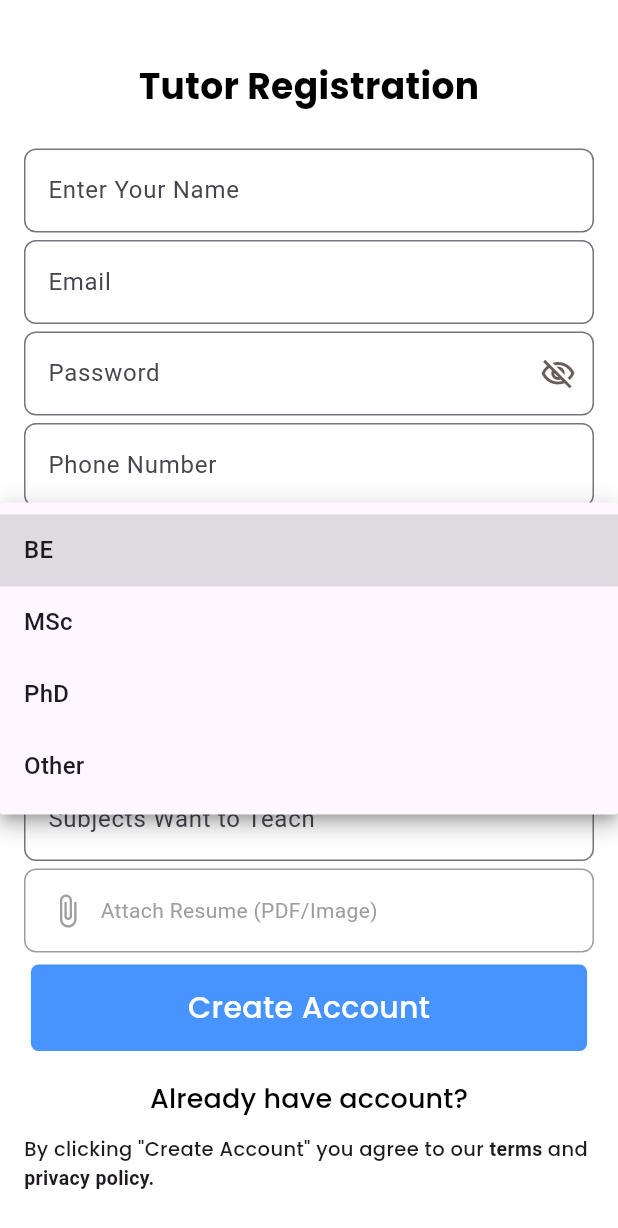
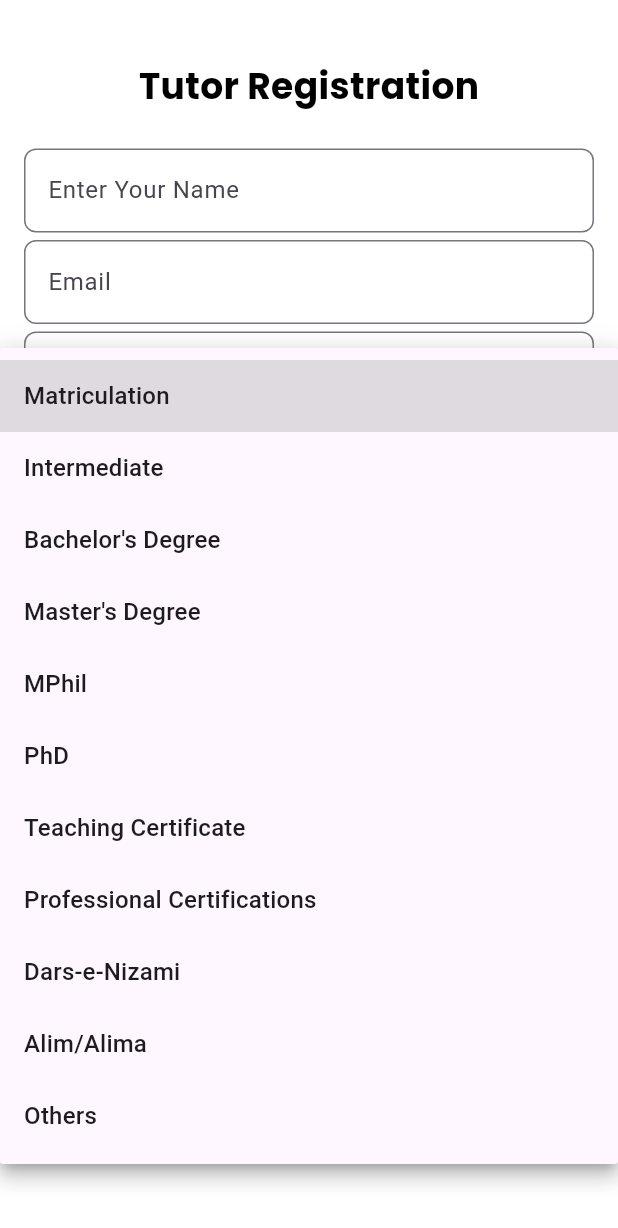
Before and after one commit to hammadak03/TutorMatchup-App, a Flutter app: the TutorRegistrationScreen screen opened by its route, after a tap on "Highest Level of Education", on a phone screen of 412 x 824 dp. Shown: the top 1228 px of the screen. Run offline on Flutter 3.47's test engine with Material 3 defaults, Android fonts, the light colour scheme and no system bars; our stand-ins replace cloud_firestore, file_picker, firebase_auth, firebase_core, firebase_storage; accounts and stored records are empty.

Commit message:
added new time slot fields in tutor registration form.

```diff
--- a/lib/main.dart
+++ b/lib/main.dart
@@ -2,7 +2,6 @@ import 'package:firebase_core/firebase_core.dart';
 import 'package:flutter/material.dart';
 import 'package:tutor_matchup/firebase_options.dart';
 import 'package:tutor_matchup/routes/routes.dart';
-import 'package:tutor_matchup/views/tutor_registration_screen.dart';
 
 void main() async {
   WidgetsFlutterBinding.ensureInitialized();
--- a/lib/views/tutor_registration_screen.dart
+++ b/lib/views/tutor_registration_screen.dart
@@ -25,16 +25,58 @@ class _TutorRegistrationScreenState extends State<TutorRegistrationScreen> {
   final TextEditingController availabilityController = TextEditingController();
   final TextEditingController experienceController = TextEditingController();
   final TextEditingController subjectsController = TextEditingController();
+  final TextEditingController timeController = TextEditingController();
+
+  final TextEditingController othersEducationController =
+      TextEditingController();
 
   String? selectedEducation;
+  bool isOthersSelected = false; // Track if "Others" is selected
   File? resumeFile;
+  List<String> selectedDays = [];
   bool isUploading = false;
 
+  TimeOfDay? startTime;
+  TimeOfDay? endTime;
+
+  // Method to select both start and end times
+  Future<void> _selectTimeRange(BuildContext context) async {
+    final TimeOfDay? pickedStartTime =
+        await showTimePicker(context: context, initialTime: TimeOfDay.now());
+    if (pickedStartTime != null) {
+      final TimeOfDay? pickedEndTime =
+          await showTimePicker(context: context, initialTime: pickedStartTime);
+      if (pickedEndTime != null) {
+        setState(() {
+          startTime = pickedStartTime;
+          endTime = pickedEndTime;
+          timeController.text =
+              '${pickedStartTime.format(context)} - ${pickedEndTime.format(context)}';
+        });
+      }
+    }
+  }
+
   final List<String> educationLevels = [
-    'BE',
-    'MSc',
+    'Matriculation',
+    'Intermediate',
+    'Bachelor\'s Degree',
+    'Master\'s Degree',
+    'MPhil',
     'PhD',
-    'Other',
+    'Teaching Certificate',
+    'Professional Certifications',
+    'Dars-e-Nizami',
+    'Alim/Alima',
+    'Others',
+  ];
+
+  final List<String> days = [
+    'Monday',
+    'Tuesday',
+    'Wednesday',
+    'Thursday',
+    'Friday'
   ];
 
   // Function to upload resume
@@ -79,6 +121,65 @@ class _TutorRegistrationScreenState extends State<TutorRegistrationScreen> {
         resumeFile = File(result.files.single.path!);
       });
     }
+  }
+
+  void _showDaySelectionModal() {
+    showModalBottomSheet(
+      backgroundColor: whiteColor,
+      context: context,
+      builder: (context) {
+        return StatefulBuilder(
+          builder: (context, setStateModal) {
+            return Column(
+              mainAxisSize: MainAxisSize.min,
+              children: [
+                const Padding(
+                  padding: EdgeInsets.all(16),
+                  child: CustomTextWidget(
+                    text: 'Select Preferred Days',
+                    fontSize: 18,
+                    fontWeight: FontWeight.w500,
+                    textColor: blackColor,
+                  ),
+                ),
+                ...days.map((day) {
+                  bool isSelected = selectedDays.contains(day);
+                  return CheckboxListTile(
+                    title: CustomTextWidget(
+                      text: day,
+                      textColor: blackColor,
+                    ),
+                    value: isSelected,
+                    onChanged: (bool? value) {
+                      setStateModal(() {
+                        if (value == true) {
+                          selectedDays.add(day);
+                        } else {
+                          selectedDays.remove(day);
+                        }
+                      });
+                    },
+                  );
+                }).toList(),
+                ElevatedButton(
+                  onPressed: () {
+                    setState(() {
+                      availabilityController.text = selectedDays.join(', ');
+                    });
+                    Navigator.pop(context);
+                  },
+                  child: const CustomTextWidget(
+                    text: 'Confirm',
+                    textColor: lightBlueColor,
+                  ),
+                ),
+                const SizedBox(height: 10),
+              ],
+            );
+          },
+        );
+      },
+    );
   }
 
   @override
@@ -126,31 +227,50 @@ class _TutorRegistrationScreenState extends State<TutorRegistrationScreen> {
               child: DropdownButtonFormField<String>(
                 decoration: InputDecoration(
                   hintText: 'Highest Level of Education',
-                  contentPadding:
-                      const EdgeInsets.symmetric(vertical: 10, horizontal: 16),
+                  contentPadding: const EdgeInsets.symmetric(
+                    vertical: 15, // Increased padding for height consistency
+                    horizontal: 16,
+                  ),
                   border: OutlineInputBorder(
                     borderRadius: BorderRadius.circular(8.0),
                     borderSide: const BorderSide(),
                   ),
                 ),
                 value: selectedEducation,
-                items: educationLevels
-                    .map((level) => DropdownMenuItem<String>(
-                          value: level,
-                          child: Text(level),
-                        ))
-                    .toList(),
+                items: educationLevels.map((level) {
+                  return DropdownMenuItem<String>(
+                    value: level,
+                    child: Text(level),
+                  );
+                }).toList(),
                 onChanged: (value) {
                   setState(() {
                     selectedEducation = value;
+                    isOthersSelected =
+                        value == 'Others'; // Check if "Others" is selected
                   });
                 },
               ),
             ),
 
+            // Show custom TextField when "Others" is selected
+            if (isOthersSelected)
+              CustomTextField(
+                controller: othersEducationController,
+                hintText: 'Please specify your highest education',
+              ),
+
             CustomTextField(
               controller: availabilityController,
               hintText: 'Availability',
+              onTap: _showDaySelectionModal,
+              readOnly: true,
+            ),
+            CustomTextField(
+              controller: timeController,
+              hintText: 'Preferred Time Range',
+              onTap: () => _selectTimeRange(context),
+              readOnly: true,
             ),
             CustomTextField(
               controller: experienceController,
@@ -201,67 +321,23 @@ class _TutorRegistrationScreenState extends State<TutorRegistrationScreen> {
                     phoneNoController.text.isNotEmpty &&
                     selectedEducation != null &&
                     availabilityController.text.isNotEmpty &&
-                    experienceController.text.isNotEmpty &&
+                    timeController.text.isNotEmpty &&
                     subjectsController.text.isNotEmpty) {
                   String? resumeUrl = await _uploadResume();
-
-                  Navigator.pushNamed(
-                    context,
-                    Routes.userGuidelines,
-                    arguments: {
-                      'userType': 'tutor',
-                      'name': nameController.text,
-                      'email': emailController.text,
-                      'password': passwordController.text,
-                      'phoneNo': phoneNoController.text,
-                      'education': selectedEducation,
-                      'availability': availabilityController.text,
-                      'experience': experienceController.text,
-                      'subjects': subjectsController.text,
-                      'resumeUrl': resumeUrl,
-                    },
+                  // Call your registration API or Firebase function here
+                } else {
+                  // Show error message
+                  ScaffoldMessenger.of(context).showSnackBar(
+                    const SnackBar(
+                      content: Text('Please fill in all fields.'),
+                    ),
                   );
-                } else {
-                  // Handle empty fields, show a message
                 }
               },
-              buttonText: 'Create Account',
+              buttonText: 'Register',
             ),
-            TextButton(
-              onPressed: () {
-                Navigator.pushNamed(context, Routes.login);
-              },
-              child: const CustomTextWidget(
-                text: 'Already have account?',
-                textColor: blackColor,
-                fontSize: 18,
-              ),
-            ),
-            const Padding(
-              padding: EdgeInsets.symmetric(horizontal: 16),
-              child: Text.rich(
-                TextSpan(
-                  text: 'By clicking "Create Account" you agree to our ',
-                  style: TextStyle(
-                    fontFamily: 'Poppins',
-                    fontSize: 13,
-                    fontWeight: FontWeight.w500,
-                  ),
-                  children: [
-                    TextSpan(
-                      text: 'terms ',
-                      style: TextStyle(fontWeight: FontWeight.w700),
-                    ),
-                    TextSpan(
-                      text: 'and ',
-                    ),
-                    TextSpan(
-                      text: 'privacy policy.',
-                      style: TextStyle(fontWeight: FontWeight.w700),
-                    ),
-                  ],
-                ),
-              ),
+            const SizedBox(
+              height: 20,
             ),
           ],
         ),
```
